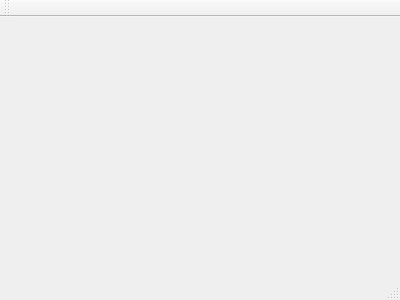
This is mainwindow.ui in mt0982/QVideoProcessing as Qt 5 draws it before an edit. The edited form follows.
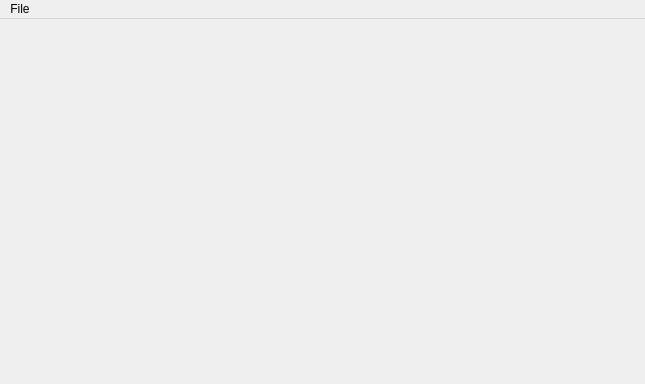
This is the edited form.

Commit message: video class added

The edit to the form file:
```diff
--- a/mainwindow.ui
+++ b/mainwindow.ui
@@ -1,24 +1,42 @@
 <ui version="4.0">
  <class>MainWindow</class>
- <widget class="QMainWindow" name="MainWindow" >
-  <property name="geometry" >
+ <widget class="QMainWindow" name="MainWindow">
+  <property name="geometry">
    <rect>
     <x>0</x>
     <y>0</y>
-    <width>400</width>
-    <height>300</height>
+    <width>645</width>
+    <height>384</height>
    </rect>
   </property>
   <property name="windowTitle" >
    <string>MainWindow</string>
   </property>
-  <widget class="QMenuBar" name="menuBar" />
-  <widget class="QToolBar" name="mainToolBar" />
-  <widget class="QWidget" name="centralWidget" />
-  <widget class="QStatusBar" name="statusBar" />
+  <widget class="QWidget" name="centralWidget">
+   <layout class="QGridLayout" name="gridLayout">
+    <item row="0" column="0">
+     <widget class="QWidget" name="widget" native="true"/>
+    </item>
+   </layout>
+  </widget>
+  <widget class="QMenuBar" name="menuBar">
+   <property name="geometry">
+    <rect>
+     <x>0</x>
+     <y>0</y>
+     <width>645</width>
+     <height>20</height>
+    </rect>
+   </property>
+   <widget class="QMenu" name="menuFile">
+    <property name="title">
+     <string>File</string>
+    </property>
+   </widget>
+   <addaction name="menuFile"/>
+  </widget>
  </widget>
- <layoutDefault spacing="6" margin="11" />
- <pixmapfunction></pixmapfunction>
+ <layoutdefault spacing="6" margin="11"/>
  <resources/>
  <connections/>
 </ui>
```
Left out of the diff: 3 changed lines with no effect on the pictures. The commit also changes 6 other files.
